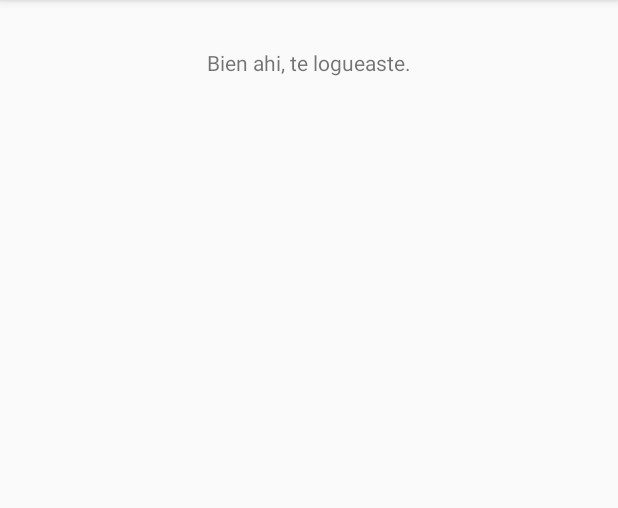
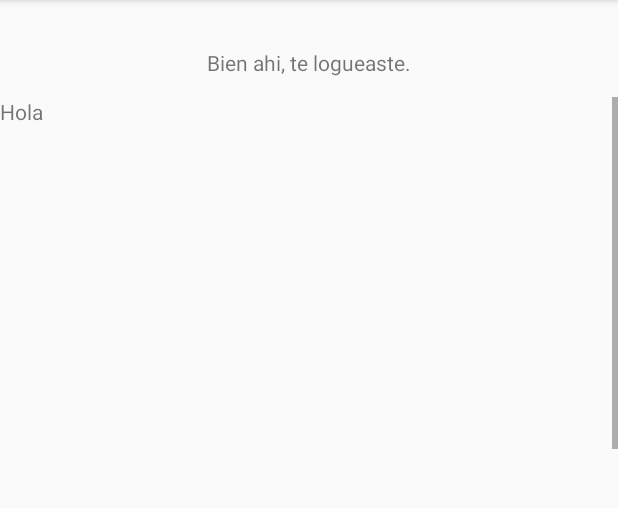
Before and after one commit to Squiro/droidAmp, an Android app: the MainActivity screen opened directly, with no data from a screen before it, on a phone screen of 412 x 824 dp, the part 84-592 px from its top. Run offline under Robolectric (Android 15) with nearby library versions, the light colour scheme and no system bars.

Commit message:
Implementing recycler view

```diff
--- a/codigo/DroidAmp/app/src/main/java/com/unlam/droidamp/activities/main/MainActivity.java
+++ b/codigo/DroidAmp/app/src/main/java/com/unlam/droidamp/activities/main/MainActivity.java
@@ -9,12 +9,12 @@ import com.unlam.droidamp.R;
 import android.os.Bundle;
 
 public class MainActivity extends AppCompatActivity {
-
-
     // UI Elements
     private RecyclerView recyclerView;
     private RecyclerView.Adapter mAdapter;
     private RecyclerView.LayoutManager layoutManager;
+
+    private static String[] myDataset = new String []{"Hola", "2", "3"};
 
     @Override
     protected void onCreate(Bundle savedInstanceState) {
--- a/codigo/DroidAmp/app/src/main/java/com/unlam/droidamp/activities/main/MediaAdapter.java
+++ b/codigo/DroidAmp/app/src/main/java/com/unlam/droidamp/activities/main/MediaAdapter.java
@@ -1,6 +1,7 @@
 package com.unlam.droidamp.activities.main;
 
 import android.view.LayoutInflater;
+import android.view.View;
 import android.view.ViewGroup;
 import android.widget.TextView;
 
@@ -8,19 +9,19 @@ import androidx.recyclerview.widget.RecyclerView;
 
 import com.unlam.droidamp.R;
 
-public class MediaAdapter extends RecyclerView.Adapter<MediaAdapter.MyViewHolder>  {
+public class MediaAdapter extends RecyclerView.Adapter<MediaAdapter.ViewHolder>  {
 
     private String[] mDataset;
 
     // Provide a reference to the views for each data item
     // Complex data items may need more than one view per item, and
     // you provide access to all the views for a data item in a view holder
-    public static class MyViewHolder extends RecyclerView.ViewHolder {
+    public static class ViewHolder extends RecyclerView.ViewHolder {
         // each data item is just a string in this case
         public TextView textView;
-        public MyViewHolder(TextView v) {
+        public ViewHolder(View v) {
             super(v);
-            textView = v;
+            textView = (TextView) v.findViewById(R.id.txtFileName);
         }
     }
 
@@ -31,16 +32,17 @@ public class MediaAdapter extends RecyclerView.Adapter<MediaAdapter.MyViewHolder
 
     // Create new views (invoked by the layout manager)
     @Override
-    public MediaAdapter.MyViewHolder onCreateViewHolder(ViewGroup parent, int viewType) {
+    public MediaAdapter.ViewHolder onCreateViewHolder(ViewGroup parent, int viewType) {
         // create a new view
-        TextView v = (TextView) LayoutInflater.from(parent.getContext()).inflate(R.layout.my_text_view, parent, false);
-        MyViewHolder vh = new MyViewHolder(v);
+        //TextView v = (TextView) LayoutInflater.from(parent.getContext()).inflate(R.layout.recycler_item, parent, false);
+        View v = LayoutInflater.from(parent.getContext()).inflate(R.layout.recycler_item, parent, false);
+        ViewHolder vh = new ViewHolder(v);
         return vh;
     }
 
     // Replace the contents of a view (invoked by the layout manager)
     @Override
-    public void onBindViewHolder(MyViewHolder holder, int position) {
+    public void onBindViewHolder(ViewHolder holder, int position) {
         // - get element from your dataset at this position
         // - replace the contents of the view with that element
         holder.textView.setText(mDataset[position]);
--- a/codigo/DroidAmp/app/src/main/res/layout/activity_main.xml
+++ b/codigo/DroidAmp/app/src/main/res/layout/activity_main.xml
@@ -19,12 +19,13 @@
 
     <androidx.recyclerview.widget.RecyclerView
         android:id="@+id/rvMusicFiles"
-        android:layout_width="409dp"
-        android:layout_height="667dp"
+        android:layout_width="0dp"
+        android:layout_height="0dp"
+        android:layout_marginTop="13dp"
         android:scrollbars="vertical"
         app:layout_constraintBottom_toBottomOf="parent"
         app:layout_constraintEnd_toEndOf="parent"
         app:layout_constraintStart_toStartOf="parent"
-        app:layout_constraintTop_toTopOf="parent"
+        app:layout_constraintTop_toBottomOf="@+id/lblLoggedIn"
         app:layout_constraintVertical_bias="0.968" />
 </androidx.constraintlayout.widget.ConstraintLayout>
--- /dev/null
+++ b/codigo/DroidAmp/app/src/main/res/layout/recycler_item.xml
@@ -0,0 +1,10 @@
+<?xml version="1.0" encoding="utf-8"?>
+<LinearLayout xmlns:android="http://schemas.android.com/apk/res/android"
+    android:orientation="vertical" android:layout_width="match_parent"
+    android:layout_height="match_parent">
+
+    <TextView
+        android:id="@+id/txtFileName"
+        android:layout_width="match_parent"
+        android:layout_height="wrap_content" />
+</LinearLayout>
```
